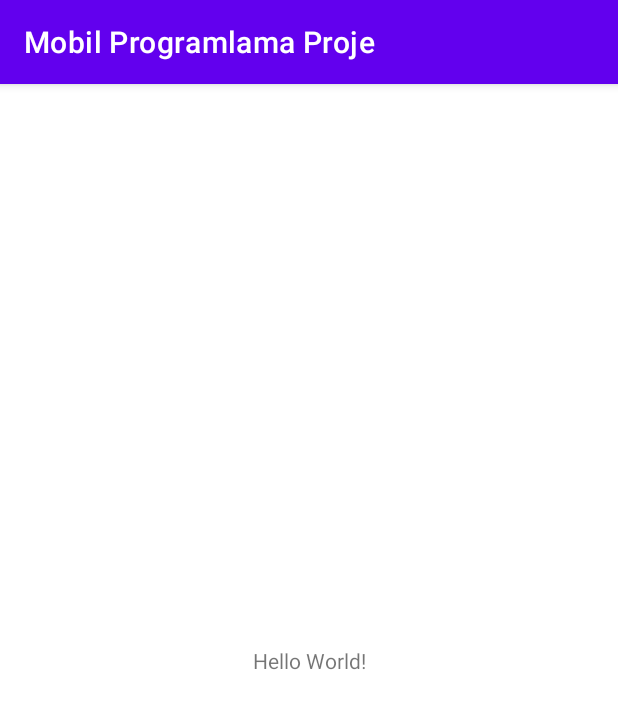
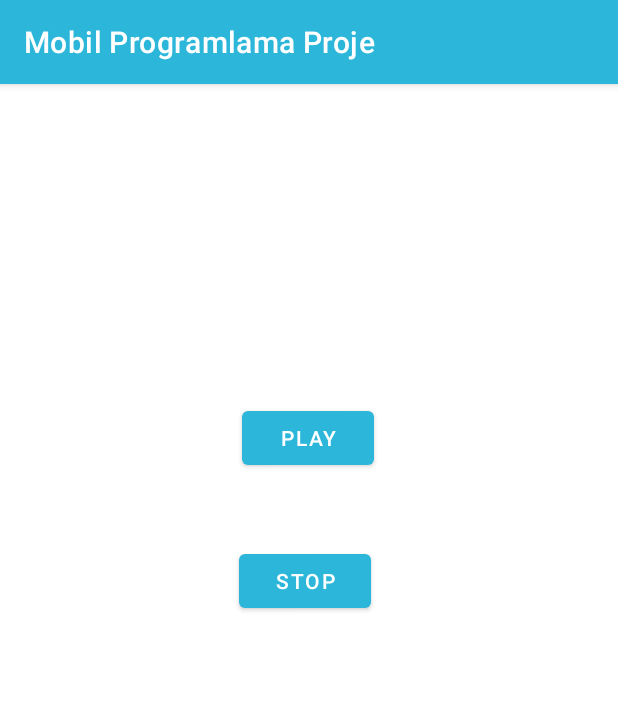
Before and after one commit to mergencdev/MobilProgramlamaProje, an Android app: the screen it shows after launch (MainActivity before the commit, ServiceExampleActivity after it), on a phone screen of 412 x 824 dp. Shown: the top 709 px of the screen. Run offline under Robolectric (Android 15) with nearby library versions, the phone set to English and light mode, and no system bars.

Commit message:
Service Example Tamamlandi

```diff
--- /dev/null
+++ b/app/src/main/java/com/mergenc/mobilprogramlamaproje/ServiceExampleActivity.kt
@@ -0,0 +1,22 @@
+package com.mergenc.mobilprogramlamaproje
+
+import android.content.Intent
+import androidx.appcompat.app.AppCompatActivity
+import android.os.Bundle
+import android.view.View
+
+class ServiceExampleActivity : AppCompatActivity() {
+    override fun onCreate(savedInstanceState: Bundle?) {
+        super.onCreate(savedInstanceState)
+        setContentView(R.layout.activity_service_example)
+
+    }
+
+    fun start(view:View){
+        startService(Intent(this,MediaPlayerService::class.java))
+    }
+
+    fun stop(view:View){
+        stopService(Intent(this,MediaPlayerService::class.java))
+    }
+}
--- /dev/null
+++ b/app/src/main/res/layout/activity_service_example.xml
@@ -0,0 +1,35 @@
+<?xml version="1.0" encoding="utf-8"?>
+<androidx.constraintlayout.widget.ConstraintLayout xmlns:android="http://schemas.android.com/apk/res/android"
+    xmlns:app="http://schemas.android.com/apk/res-auto"
+    xmlns:tools="http://schemas.android.com/tools"
+    android:layout_width="match_parent"
+    android:layout_height="match_parent"
+    tools:context=".ServiceExampleActivity">
+
+    <Button
+        android:id="@+id/button"
+        android:layout_width="wrap_content"
+        android:layout_height="wrap_content"
+        android:layout_marginTop="212dp"
+        android:onClick="start"
+        android:text="Play"
+        app:layout_constraintEnd_toEndOf="parent"
+        app:layout_constraintHorizontal_bias="0.498"
+        app:layout_constraintStart_toStartOf="parent"
+        app:layout_constraintTop_toTopOf="parent" />
+
+    <Button
+        android:id="@+id/button2"
+        android:layout_width="wrap_content"
+        android:layout_height="wrap_content"
+        android:layout_marginTop="43dp"
+        android:layout_marginEnd="2dp"
+        android:onClick="stop"
+        android:text="Stop"
+        app:layout_constraintBottom_toBottomOf="parent"
+        app:layout_constraintEnd_toEndOf="@+id/button"
+        app:layout_constraintHorizontal_bias="1.0"
+        app:layout_constraintStart_toStartOf="parent"
+        app:layout_constraintTop_toBottomOf="@+id/button"
+        app:layout_constraintVertical_bias="0.009" />
+</androidx.constraintlayout.widget.ConstraintLayout>
--- a/app/src/main/res/values/themes.xml
+++ b/app/src/main/res/values/themes.xml
@@ -2,7 +2,7 @@
     <!-- Base application theme. -->
     <style name="Theme.MobilProgramlamaProje" parent="Theme.MaterialComponents.DayNight.DarkActionBar">
         <!-- Primary brand color. -->
-        <item name="colorPrimary">@color/purple_500</item>
+        <item name="colorPrimary">#2CB7DA</item>
         <item name="colorPrimaryVariant">@color/purple_700</item>
         <item name="colorOnPrimary">@color/white</item>
         <!-- Secondary brand color. -->
```
Also changed, not shown: app/src/main/AndroidManifest.xml (+8 -0 lines), app/src/main/java/com/mergenc/mobilprogramlamaproje/MediaPlayerService.kt (added, +28 -0 lines), 1 other file.
